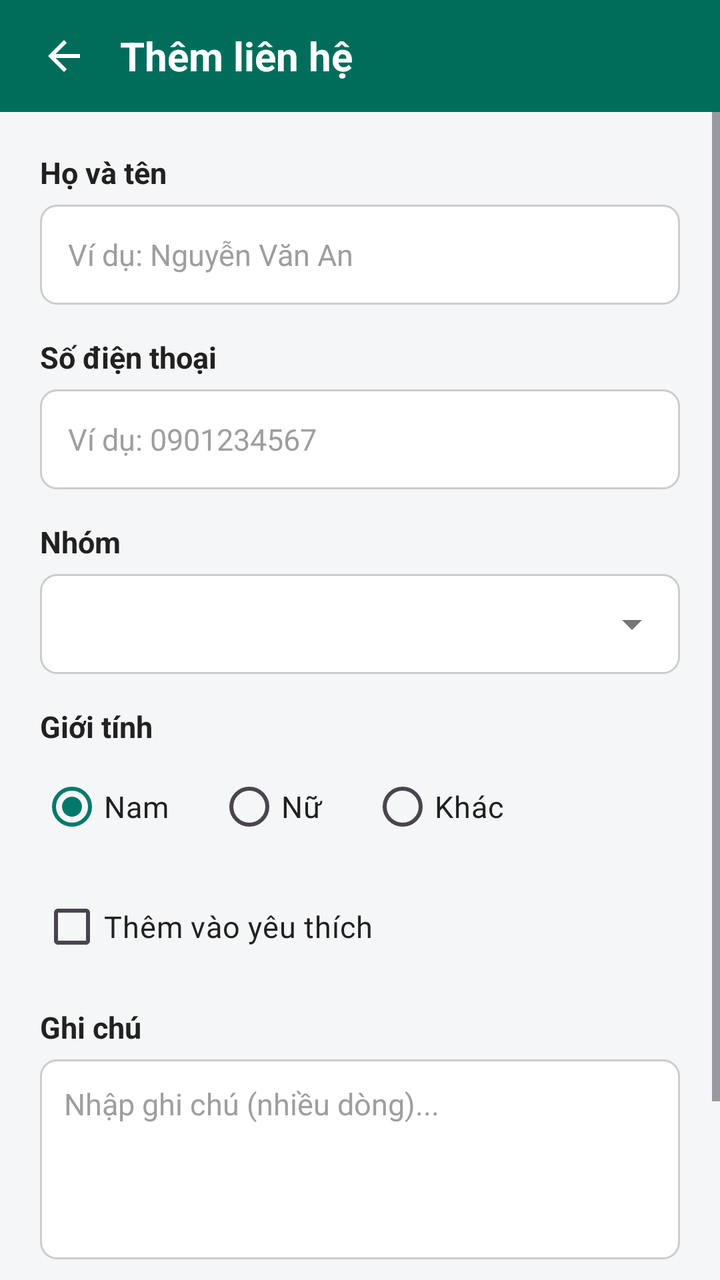
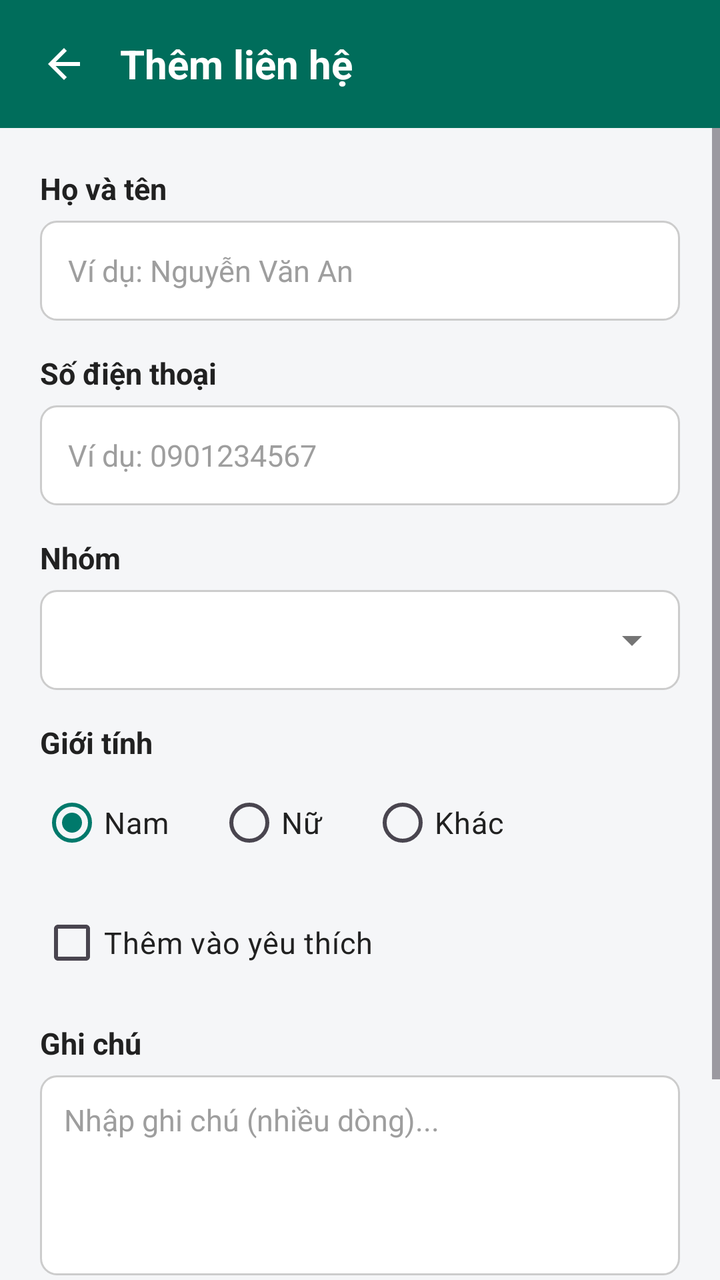

Compare the two renders of this Android layout. The source of the first and the diff that turns it into the second are given below.
<!-- AndroidManifest.xml: application theme Theme.TH2danh_ba -->
<!-- res/layout/activity_add_contact.xml -->
<?xml version="1.0" encoding="utf-8"?>
<LinearLayout xmlns:android="http://schemas.android.com/apk/res/android"
    android:layout_width="match_parent"
    android:layout_height="match_parent"
    android:background="@color/bg_light_gray"
    android:orientation="vertical">

    
    <LinearLayout
        android:layout_width="match_parent"
        android:layout_height="56dp"
        android:background="@color/teal_button"
        android:gravity="center_vertical"
        android:orientation="horizontal"
        android:paddingStart="12dp"
        android:paddingEnd="20dp">

        <ImageView
            android:id="@+id/btnHeaderBack"
            android:layout_width="40dp"
            android:layout_height="40dp"
            android:background="?attr/selectableItemBackgroundBorderless"
            android:contentDescription="@string/btn_back"
            android:padding="8dp"
            android:src="@drawable/ic_back" />

        <TextView
            android:layout_width="wrap_content"
            android:layout_height="wrap_content"
            android:layout_marginStart="8dp"
            android:text="@string/add_contact_title"
            android:textColor="@color/white"
            android:textSize="20sp"
            android:textStyle="bold" />
    </LinearLayout>

    
    <ScrollView
        android:layout_width="match_parent"
        android:layout_height="0dp"
        android:layout_weight="1"
        android:fillViewport="true">

        <LinearLayout
            android:layout_width="match_parent"
            android:layout_height="wrap_content"
            android:orientation="vertical"
            android:padding="20dp">

            
            <TextView
                android:layout_width="wrap_content"
                android:layout_height="wrap_content"
                android:text="@string/fullname_label"
                android:textColor="@color/text_primary"
                android:textSize="15sp"
                android:textStyle="bold" />

            <EditText
                android:id="@+id/etName"
                android:layout_width="match_parent"
                android:layout_height="50dp"
                android:layout_marginTop="6dp"
                android:background="@drawable/bg_input_field"
                android:hint="@string/fullname_hint"
                android:importantForAutofill="no"
                android:inputType="textPersonName"
                android:paddingStart="14dp"
                android:paddingEnd="14dp"
                android:textColor="@color/text_primary"
                android:textColorHint="@color/text_hint"
                android:textSize="15sp" />

            
            <TextView
                android:layout_width="wrap_content"
                android:layout_height="wrap_content"
                android:layout_marginTop="16dp"
                android:text="@string/phone_label"
                android:textColor="@color/text_primary"
                android:textSize="15sp"
                android:textStyle="bold" />

            <EditText
                android:id="@+id/etPhone"
                android:layout_width="match_parent"
                android:layout_height="50dp"
                android:layout_marginTop="6dp"
                android:background="@drawable/bg_input_field"
                android:hint="@string/phone_hint"
                android:importantForAutofill="no"
                android:inputType="phone"
                android:maxLength="10"
                android:paddingStart="14dp"
                android:paddingEnd="14dp"
                android:textColor="@color/text_primary"
                android:textColorHint="@color/text_hint"
                android:textSize="15sp" />

            
            <TextView
                android:layout_width="wrap_content"
                android:layout_height="wrap_content"
                android:layout_marginTop="16dp"
                android:text="@string/group_label"
                android:textColor="@color/text_primary"
                android:textSize="15sp"
                android:textStyle="bold" />

            <Spinner
                android:id="@+id/spGroup"
                android:layout_width="match_parent"
                android:layout_height="50dp"
                android:layout_marginTop="6dp"
                android:background="@drawable/bg_spinner"
                android:paddingStart="14dp"
                android:paddingEnd="40dp" />

            
            <TextView
                android:layout_width="wrap_content"
                android:layout_height="wrap_content"
                android:layout_marginTop="16dp"
                android:text="@string/gender_label"
                android:textColor="@color/text_primary"
                android:textSize="15sp"
                android:textStyle="bold" />

            <RadioGroup
                android:id="@+id/rgGender"
                android:layout_width="match_parent"
                android:layout_height="wrap_content"
                android:layout_marginTop="6dp"
                android:orientation="horizontal">

                <RadioButton
                    android:id="@+id/rbMale"
                    android:layout_width="wrap_content"
                    android:layout_height="wrap_content"
                    android:checked="true"
                    android:text="@string/gender_male"
                    android:textColor="@color/text_primary"
                    android:textSize="15sp" />

                <RadioButton
                    android:id="@+id/rbFemale"
                    android:layout_width="wrap_content"
                    android:layout_height="wrap_content"
                    android:layout_marginStart="24dp"
                    android:text="@string/gender_female"
                    android:textColor="@color/text_primary"
                    android:textSize="15sp" />

                <RadioButton
                    android:id="@+id/rbOther"
                    android:layout_width="wrap_content"
                    android:layout_height="wrap_content"
                    android:layout_marginStart="24dp"
                    android:text="@string/gender_other"
                    android:textColor="@color/text_primary"
                    android:textSize="15sp" />
            </RadioGroup>

            
            <CheckBox
                android:id="@+id/cbFavorite"
                android:layout_width="wrap_content"
                android:layout_height="wrap_content"
                android:layout_marginTop="12dp"
                android:text="@string/favorite_checkbox"
                android:textColor="@color/text_primary"
                android:textSize="15sp" />

            
            <TextView
                android:layout_width="wrap_content"
                android:layout_height="wrap_content"
                android:layout_marginTop="16dp"
                android:text="@string/note_label"
                android:textColor="@color/text_primary"
                android:textSize="15sp"
                android:textStyle="bold" />

            <EditText
                android:id="@+id/etNote"
                android:layout_width="match_parent"
                android:layout_height="100dp"
                android:layout_marginTop="6dp"
                android:background="@drawable/bg_input_field"
                android:gravity="top|start"
                android:hint="@string/note_hint"
                android:importantForAutofill="no"
                android:inputType="textMultiLine"
                android:padding="12dp"
                android:textColor="@color/text_primary"
                android:textColorHint="@color/text_hint"
                android:textSize="15sp" />

            
            <androidx.appcompat.widget.AppCompatButton
                android:id="@+id/btnSaveContact"
                android:layout_width="match_parent"
                android:layout_height="52dp"
                android:layout_marginTop="28dp"
                android:layout_marginBottom="16dp"
                android:background="@drawable/bg_button_primary"
                android:text="@string/btn_save_contact"
                android:textAllCaps="false"
                android:textColor="@color/white"
                android:textSize="16sp"
                android:textStyle="bold" />

        </LinearLayout>
    </ScrollView>

</LinearLayout>
<!-- resources referenced by this layout -->
<resources>
  <color name="bg_light_gray">#F5F6F8</color>
  <color name="teal_button">#006D5B</color>
  <color name="text_hint">#9E9E9E</color>
  <color name="text_primary">#212121</color>
  <color name="white">#FFFFFFFF</color>
  <!-- drawable bg_button_primary (drawable) -->
  <?xml version="1.0" encoding="utf-8"?>
  <ripple xmlns:android="http://schemas.android.com/apk/res/android"
      android:color="#33FFFFFF">
      <item>
          <shape android:shape="rectangle">
              <solid android:color="@color/teal_button" />
              <corners android:radius="24dp" />
          </shape>
      </item>
  </ripple>
  <!-- drawable bg_input_field (drawable) -->
  <?xml version="1.0" encoding="utf-8"?>
  <shape xmlns:android="http://schemas.android.com/apk/res/android"
      android:shape="rectangle">
      <solid android:color="@color/white" />
      <stroke
          android:width="1dp"
          android:color="@color/border_gray" />
      <corners android:radius="8dp" />
  </shape>
  <!-- drawable bg_spinner (drawable) -->
  <?xml version="1.0" encoding="utf-8"?>
  <layer-list xmlns:android="http://schemas.android.com/apk/res/android">
      <item>
          <shape android:shape="rectangle">
              <solid android:color="@color/white" />
              <stroke
                  android:width="1dp"
                  android:color="@color/border_gray" />
              <corners android:radius="8dp" />
          </shape>
      </item>
      <item
          android:drawable="@drawable/ic_arrow_drop_down"
          android:gravity="end|center_vertical"
          android:right="12dp" />
  </layer-list>
  <!-- drawable ic_back (drawable) -->
  <vector xmlns:android="http://schemas.android.com/apk/res/android"
      android:width="24dp"
      android:height="24dp"
      android:viewportWidth="24"
      android:viewportHeight="24"
      android:tint="?attr/colorOnPrimary">
      <path
          android:fillColor="@android:color/white"
          android:pathData="M20,11H7.83l5.59,-5.59L12,4l-8,8 8,8 1.41,-1.41L7.83,13H20v-2z"/>
  </vector>
  <string name="add_contact_title">Thêm liên hệ</string>
  <string name="btn_back">Quay lại</string>
  <string name="btn_save_contact">Lưu liên hệ</string>
  <string name="favorite_checkbox">Thêm vào yêu thích</string>
  <string name="fullname_hint">Ví dụ: Nguyễn Văn An</string>
  <string name="fullname_label">Họ và tên</string>
  <string name="gender_female">Nữ</string>
  <string name="gender_label">Giới tính</string>
  <string name="gender_male">Nam</string>
  <string name="gender_other">Khác</string>
  <string name="group_label">Nhóm</string>
  <string name="note_hint">Nhập ghi chú (nhiều dòng)...</string>
  <string name="note_label">Ghi chú</string>
  <string name="phone_hint">Ví dụ: 0901234567</string>
  <string name="phone_label">Số điện thoại</string>
  <style name="Theme.TH2danh_ba" parent="Base.Theme.TH2danh_ba" />
  <color name="border_gray">#CCCCCC</color>
  <!-- drawable ic_arrow_drop_down (drawable) -->
  <vector xmlns:android="http://schemas.android.com/apk/res/android"
      android:width="24dp"
      android:height="24dp"
      android:viewportWidth="24"
      android:viewportHeight="24"
      android:tint="@color/text_secondary">
      <path
          android:fillColor="@android:color/black"
          android:pathData="M7,10l5,5 5,-5z"/>
  </vector>
  <style name="Base.Theme.TH2danh_ba" parent="Theme.Material3.Light.NoActionBar">
          
          <item name="colorPrimary">@color/primary_teal</item>
          <item name="colorPrimaryVariant">@color/primary_teal_dark</item>
          <item name="colorOnPrimary">@color/white</item>
          <item name="android:statusBarColor">@color/primary_teal_dark</item>
          <item name="android:windowLightStatusBar">false</item>
      </style>
  <color name="text_secondary">#757575</color>
  <color name="primary_teal">#00796B</color>
  <color name="primary_teal_dark">#004D40</color>
</resources>

<!-- the commit's change to res/layout/activity_add_contact.xml (unified diff, before → after) -->
@@ -1,5 +1,6 @@
 <?xml version="1.0" encoding="utf-8"?>
 <LinearLayout xmlns:android="http://schemas.android.com/apk/res/android"
+    android:id="@+id/rootLayout"
     android:layout_width="match_parent"
     android:layout_height="match_parent"
     android:background="@color/bg_light_gray"
@@ -7,27 +8,31 @@
 
     
     <LinearLayout
+        android:id="@+id/headerLayout"
         android:layout_width="match_parent"
-        android:layout_height="56dp"
+        android:layout_height="wrap_content"
+        android:minHeight="56dp"
         android:background="@color/teal_button"
         android:gravity="center_vertical"
         android:orientation="horizontal"
-        android:paddingStart="12dp"
-        android:paddingEnd="20dp">
+        android:paddingStart="8dp"
+        android:paddingTop="8dp"
+        android:paddingEnd="20dp"
+        android:paddingBottom="8dp">
 
         <ImageView
             android:id="@+id/btnHeaderBack"
-            android:layout_width="40dp"
-            android:layout_height="40dp"
+            android:layout_width="48dp"
+            android:layout_height="48dp"
             android:background="?attr/selectableItemBackgroundBorderless"
             android:contentDescription="@string/btn_back"
-            android:padding="8dp"
+            android:padding="12dp"
             android:src="@drawable/ic_back" />
 
         <TextView
             android:layout_width="wrap_content"
             android:layout_height="wrap_content"
-            android:layout_marginStart="8dp"
+            android:layout_marginStart="4dp"
             android:text="@string/add_contact_title"
             android:textColor="@color/white"
             android:textSize="20sp"
@@ -202,7 +207,7 @@
                 android:layout_width="match_parent"
                 android:layout_height="52dp"
                 android:layout_marginTop="28dp"
-                android:layout_marginBottom="16dp"
+                android:layout_marginBottom="24dp"
                 android:background="@drawable/bg_button_primary"
                 android:text="@string/btn_save_contact"
                 android:textAllCaps="false"
